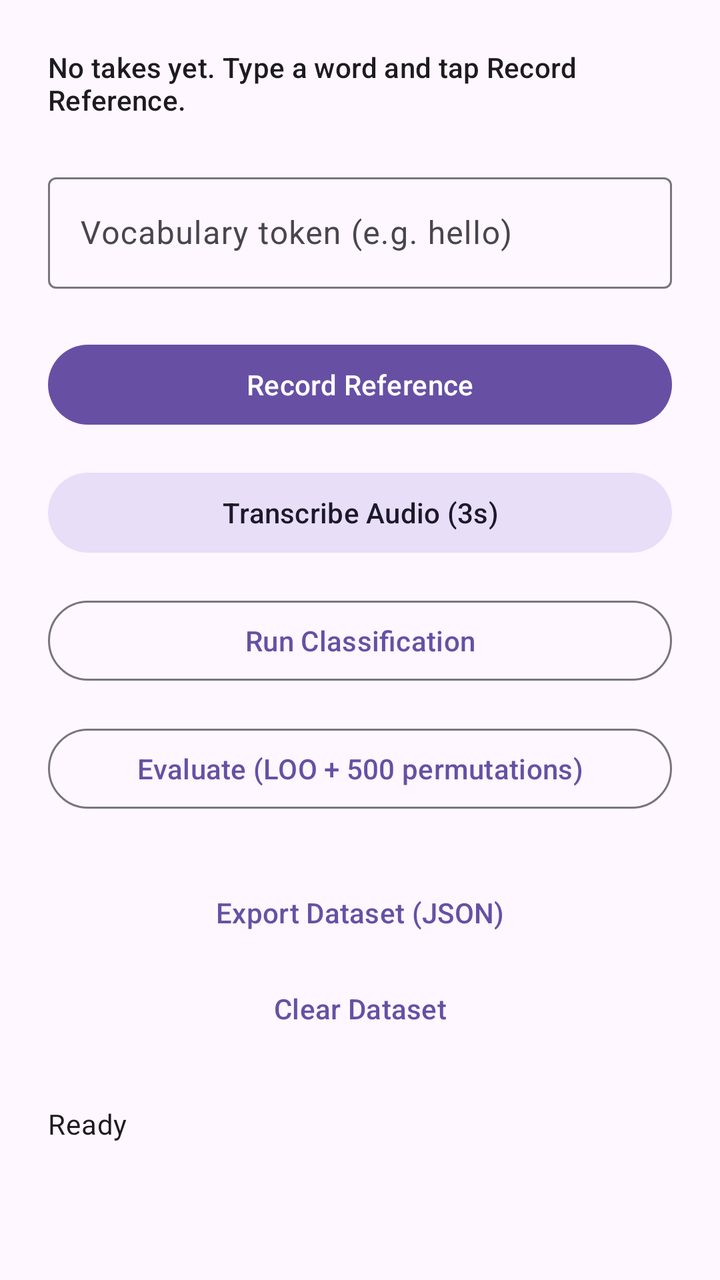
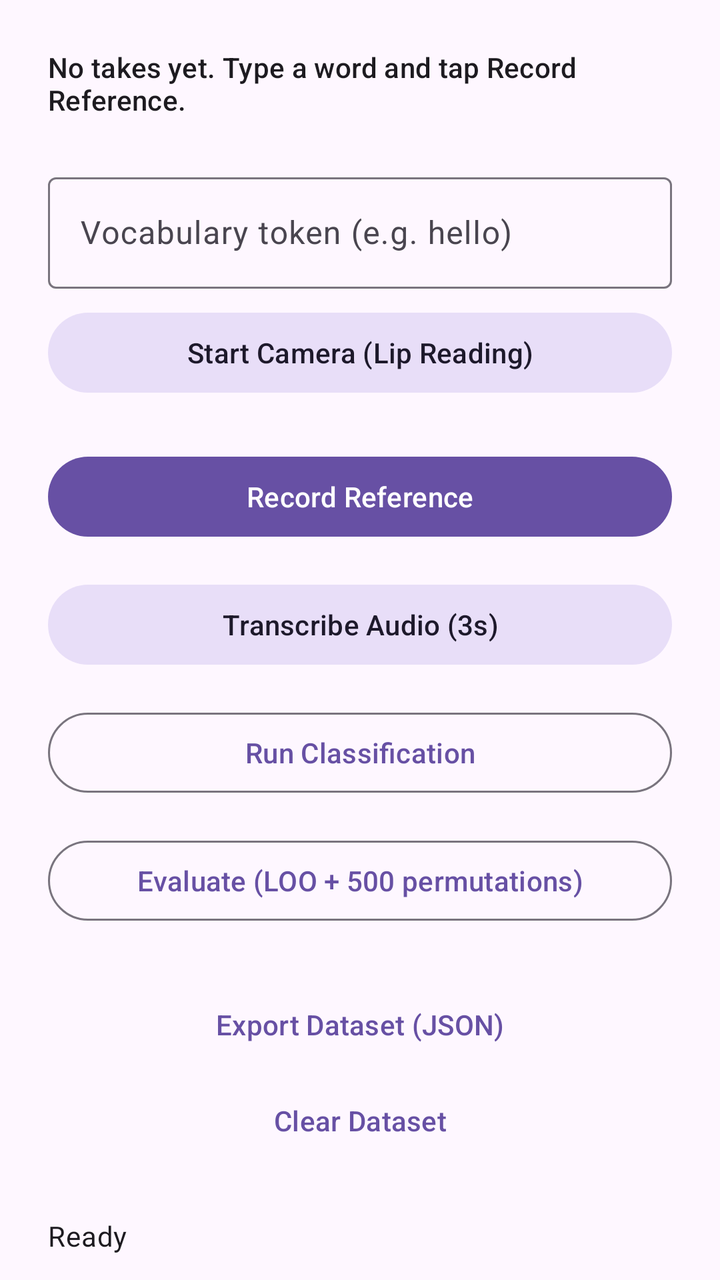

Two renders of the same Android screen: before a commit and after it. Below are the layout's source before the change and the commit's diff.
<!-- AndroidManifest.xml: application theme Theme.SubvoxAndroid -->
<!-- res/layout/activity_main.xml -->
<?xml version="1.0" encoding="utf-8"?>
<androidx.core.widget.NestedScrollView xmlns:android="http://schemas.android.com/apk/res/android"
    android:layout_width="match_parent"
    android:layout_height="match_parent"
    android:fillViewport="true">
    <LinearLayout
        android:layout_width="match_parent"
        android:layout_height="wrap_content"
        android:orientation="vertical"
        android:padding="24dp">

        <TextView android:id="@+id/takeCountText"
            android:layout_width="match_parent" android:layout_height="wrap_content"
            android:textAppearance="?attr/textAppearanceLabelLarge"
            android:text="No takes yet. Type a word and tap Record Reference."
            android:paddingBottom="16dp" />

        <com.google.android.material.textfield.TextInputLayout
            style="@style/Widget.Material3.TextInputLayout.OutlinedBox"
            android:layout_width="match_parent"
            android:layout_height="wrap_content"
            android:layout_marginTop="8dp"
            android:hint="Vocabulary token (e.g. hello)">
            <com.google.android.material.textfield.TextInputEditText
                android:id="@+id/inputLabel"
                android:layout_width="match_parent"
                android:layout_height="wrap_content"
                android:inputType="text" />
        </com.google.android.material.textfield.TextInputLayout>

        <com.google.android.material.button.MaterialButton
            android:id="@+id/recordButton"
            style="@style/Widget.Material3.Button"
            android:layout_width="match_parent"
            android:layout_height="wrap_content"
            android:layout_marginTop="24dp"
            android:minHeight="48dp"
            android:text="Record Reference" />

        <com.google.android.material.button.MaterialButton
            android:id="@+id/transcribeButton"
            style="@style/Widget.Material3.Button.TonalButton"
            android:layout_width="match_parent"
            android:layout_height="wrap_content"
            android:layout_marginTop="16dp"
            android:minHeight="48dp"
            android:text="Transcribe Audio (3s)" />

        <com.google.android.material.button.MaterialButton
            android:id="@+id/classifyButton"
            style="@style/Widget.Material3.Button.OutlinedButton"
            android:layout_width="match_parent"
            android:layout_height="wrap_content"
            android:layout_marginTop="16dp"
            android:minHeight="48dp"
            android:text="Run Classification" />

        <com.google.android.material.button.MaterialButton
            android:id="@+id/evaluateButton"
            style="@style/Widget.Material3.Button.OutlinedButton"
            android:layout_width="match_parent"
            android:layout_height="wrap_content"
            android:layout_marginTop="16dp"
            android:minHeight="48dp"
            android:text="Evaluate (LOO + 500 permutations)" />

        <com.google.android.material.progressindicator.CircularProgressIndicator
            android:id="@+id/evalProgress"
            android:layout_width="wrap_content"
            android:layout_height="wrap_content"
            android:layout_gravity="center_horizontal"
            android:layout_marginTop="16dp"
            android:indeterminate="true"
            android:visibility="gone" />

        <com.google.android.material.button.MaterialButton
            android:id="@+id/exportButton"
            style="@style/Widget.Material3.Button.TextButton"
            android:layout_width="match_parent"
            android:layout_height="wrap_content"
            android:layout_marginTop="24dp"
            android:minHeight="48dp"
            android:text="Export Dataset (JSON)" />

        <com.google.android.material.button.MaterialButton
            android:id="@+id/clearButton"
            style="@style/Widget.Material3.Button.TextButton"
            android:layout_width="match_parent"
            android:layout_height="wrap_content"
            android:minHeight="48dp"
            android:text="Clear Dataset" />

        <TextView android:id="@+id/statusText"
            android:layout_width="match_parent" android:layout_height="wrap_content"
            android:layout_marginTop="24dp"
            android:textAppearance="?attr/textAppearanceBodyMedium"
            android:text="Ready" />
    </LinearLayout>
</androidx.core.widget.NestedScrollView>
<!-- resources referenced by this layout -->
<resources>
  <style name="Theme.SubvoxAndroid" parent="Theme.Material3.DayNight.NoActionBar" />
</resources>

<!-- the commit's change to res/layout/activity_main.xml (unified diff, before → after) -->
@@ -27,6 +27,22 @@
                 android:layout_height="wrap_content"
                 android:inputType="text" />
         </com.google.android.material.textfield.TextInputLayout>
+        <androidx.camera.view.PreviewView
+            android:id="@+id/cameraPreview"
+            android:layout_width="match_parent"
+            android:layout_height="200dp"
+            android:layout_marginTop="16dp"
+            android:visibility="gone" />
+
+        <com.google.android.material.button.MaterialButton
+            android:id="@+id/cameraToggleButton"
+            style="@style/Widget.Material3.Button.TonalButton"
+            android:layout_width="match_parent"
+            android:layout_height="wrap_content"
+            android:layout_marginTop="8dp"
+            android:minHeight="48dp"
+            android:text="Start Camera (Lip Reading)" />
+
 
         <com.google.android.material.button.MaterialButton
             android:id="@+id/recordButton"
